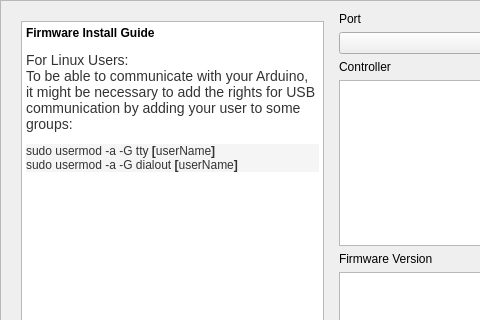
AllYarnsAreBeautiful/ayab-desktop, file src/main/python/ayab/firmware_flash_gui.ui: the form before one commit; both pictures show x 0 to 480 and y 0 to 320 of the 672 by 493 pixel window.
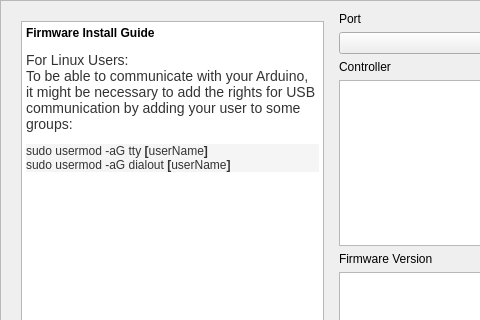
The form after the commit.

```diff
--- a/src/main/python/ayab/firmware_flash_gui.ui
+++ b/src/main/python/ayab/firmware_flash_gui.ui
@@ -32,8 +32,8 @@
 &lt;/style&gt;&lt;/head&gt;&lt;body style=&quot; font-family:'Sans Serif'; font-size:11pt; font-weight:400; font-style:normal;&quot;&gt;
 &lt;p style=&quot; margin-top:18px; margin-bottom:12px; margin-left:0px; margin-right:0px; -qt-block-indent:0; text-indent:0px;&quot;&gt;&lt;span style=&quot; font-size:9pt; font-weight:600;&quot;&gt;Firmware Install Guide&lt;/span&gt;&lt;/p&gt;
 &lt;p style=&quot; margin-top:12px; margin-bottom:12px; margin-left:0px; margin-right:0px; -qt-block-indent:0; text-indent:0px;&quot;&gt;&lt;span style=&quot; font-family:'Arial,sans-serif'; font-size:14px; color:#333333; background-color:#ffffff;&quot;&gt;For Linux Users:&lt;/span&gt;&lt;span style=&quot; font-family:'Arial,sans-serif'; font-size:14px; color:#333333;&quot;&gt; &lt;br /&gt;To be able to communicate with your Arduino, it might be necessary to add the rights for USB communication by adding your user to some groups:&lt;/span&gt;&lt;/p&gt;
-&lt;p style=&quot; margin-top:0px; margin-bottom:0px; margin-left:0px; margin-right:0px; -qt-block-indent:0; text-indent:0px; background-color:#f5f5f5;&quot;&gt;&lt;span style=&quot; font-family:'Bitstream Vera Sans Mono,DejaVu Sans Mono,Monaco,Courier,monospace'; font-size:12px; color:#333333; background-color:#f5f5f5;&quot;&gt;sudo usermod -a -G tty &lt;/span&gt;&lt;span style=&quot; font-family:'Bitstream Vera Sans Mono,DejaVu Sans Mono,Monaco,Courier,monospace'; font-size:12px; font-weight:600; color:#333333;&quot;&gt;[&lt;/span&gt;&lt;span style=&quot; font-family:'Bitstream Vera Sans Mono,DejaVu Sans Mono,Monaco,Courier,monospace'; font-size:12px; color:#333333;&quot;&gt;userName&lt;/span&gt;&lt;span style=&quot; font-family:'Bitstream Vera Sans Mono,DejaVu Sans Mono,Monaco,Courier,monospace'; font-size:12px; font-weight:600; color:#333333;&quot;&gt;]&lt;/span&gt;&lt;/p&gt;
-&lt;p style=&quot; margin-top:0px; margin-bottom:0px; margin-left:0px; margin-right:0px; -qt-block-indent:0; text-indent:0px; background-color:#f5f5f5;&quot;&gt;&lt;span style=&quot; font-family:'Bitstream Vera Sans Mono,DejaVu Sans Mono,Monaco,Courier,monospace'; font-size:12px; color:#333333;&quot;&gt;sudo usermod -a -G dialout &lt;/span&gt;&lt;span style=&quot; font-family:'Bitstream Vera Sans Mono,DejaVu Sans Mono,Monaco,Courier,monospace'; font-size:12px; font-weight:600; color:#333333;&quot;&gt;[&lt;/span&gt;&lt;span style=&quot; font-family:'Bitstream Vera Sans Mono,DejaVu Sans Mono,Monaco,Courier,monospace'; font-size:12px; color:#333333;&quot;&gt;userName&lt;/span&gt;&lt;span style=&quot; font-family:'Bitstream Vera Sans Mono,DejaVu Sans Mono,Monaco,Courier,monospace'; font-size:12px; font-weight:600; color:#333333;&quot;&gt;]&lt;/span&gt;&lt;/p&gt;
+&lt;p style=&quot; margin-top:0px; margin-bottom:0px; margin-left:0px; margin-right:0px; -qt-block-indent:0; text-indent:0px; background-color:#f5f5f5;&quot;&gt;&lt;span style=&quot; font-family:'Bitstream Vera Sans Mono,DejaVu Sans Mono,Monaco,Courier,monospace'; font-size:12px; color:#333333; background-color:#f5f5f5;&quot;&gt;sudo usermod -aG tty &lt;/span&gt;&lt;span style=&quot; font-family:'Bitstream Vera Sans Mono,DejaVu Sans Mono,Monaco,Courier,monospace'; font-size:12px; font-weight:600; color:#333333;&quot;&gt;[&lt;/span&gt;&lt;span style=&quot; font-family:'Bitstream Vera Sans Mono,DejaVu Sans Mono,Monaco,Courier,monospace'; font-size:12px; color:#333333;&quot;&gt;userName&lt;/span&gt;&lt;span style=&quot; font-family:'Bitstream Vera Sans Mono,DejaVu Sans Mono,Monaco,Courier,monospace'; font-size:12px; font-weight:600; color:#333333;&quot;&gt;]&lt;/span&gt;&lt;/p&gt;
+&lt;p style=&quot; margin-top:0px; margin-bottom:0px; margin-left:0px; margin-right:0px; -qt-block-indent:0; text-indent:0px; background-color:#f5f5f5;&quot;&gt;&lt;span style=&quot; font-family:'Bitstream Vera Sans Mono,DejaVu Sans Mono,Monaco,Courier,monospace'; font-size:12px; color:#333333;&quot;&gt;sudo usermod -aG dialout &lt;/span&gt;&lt;span style=&quot; font-family:'Bitstream Vera Sans Mono,DejaVu Sans Mono,Monaco,Courier,monospace'; font-size:12px; font-weight:600; color:#333333;&quot;&gt;[&lt;/span&gt;&lt;span style=&quot; font-family:'Bitstream Vera Sans Mono,DejaVu Sans Mono,Monaco,Courier,monospace'; font-size:12px; color:#333333;&quot;&gt;userName&lt;/span&gt;&lt;span style=&quot; font-family:'Bitstream Vera Sans Mono,DejaVu Sans Mono,Monaco,Courier,monospace'; font-size:12px; font-weight:600; color:#333333;&quot;&gt;]&lt;/span&gt;&lt;/p&gt;
 &lt;p style=&quot;-qt-paragraph-type:empty; margin-top:0px; margin-bottom:0px; margin-left:0px; margin-right:0px; -qt-block-indent:0; text-indent:0px; font-family:'Arial,sans-serif'; font-size:14px; color:#333333;&quot;&gt;&lt;br /&gt;&lt;/p&gt;&lt;/body&gt;&lt;/html&gt;</string>
         </property>
        </widget>
```
Left out of the diff: 2 changed lines with no effect on the pictures.
